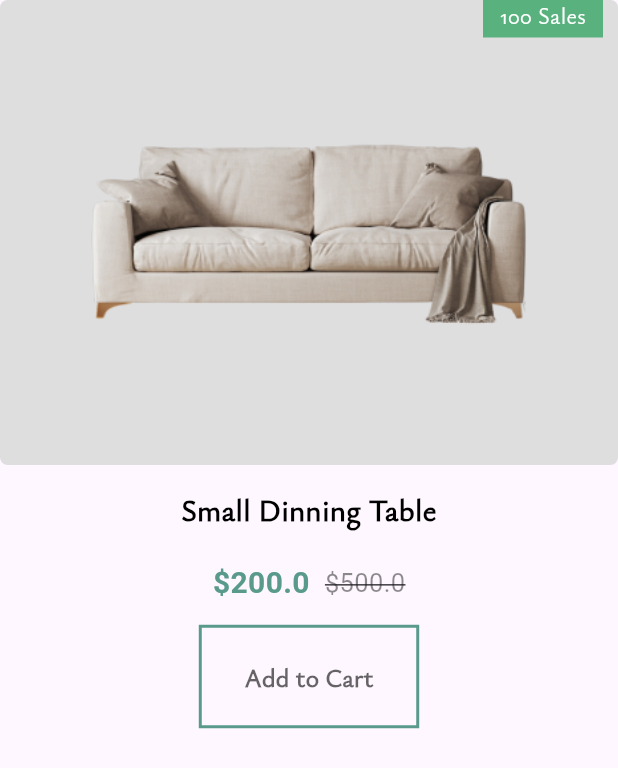
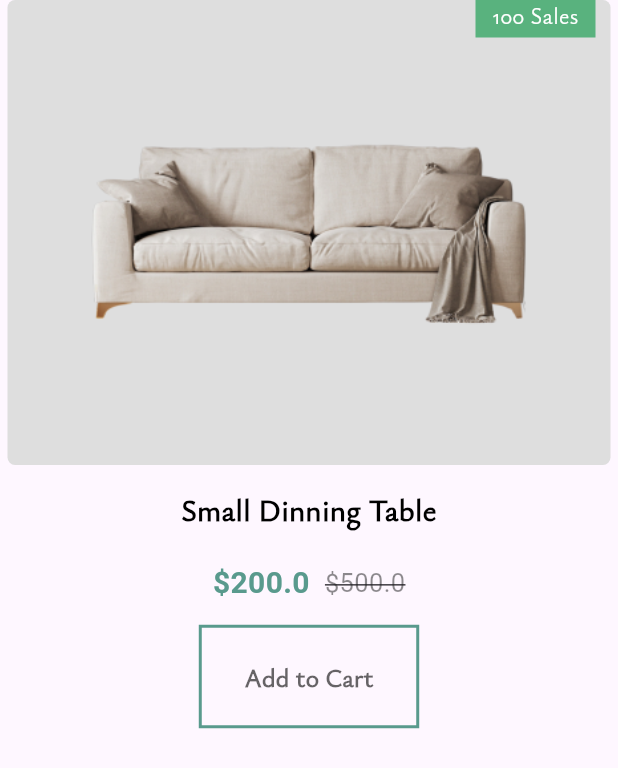
Before and after one commit to Darkzz01/Leafy, a Flutter app: the MenuBodyProduct widget shown alone on an empty page, opened directly, on a phone screen of 412 x 824 dp. Shown: the top 768 px of the screen. Run offline on Flutter 3.47's test engine with Material 2 defaults, Android fonts, the light colour scheme and no system bars; our stand-ins replace font_awesome_flutter; project files that could hold a hidden picture were left out.

Commit message:
body folder

```diff
--- a/lib/widgets/menu_body_product.dart
+++ b/lib/widgets/menu_body_product.dart
@@ -23,7 +23,7 @@ class _MenuBodyProductState extends State<MenuBodyProduct> {
   Widget build(BuildContext context) {
     return Expanded(
       child: Container(
-        margin: const EdgeInsets.symmetric(horizontal: 0),
+        margin: const EdgeInsets.symmetric(horizontal: 5),
         decoration: const BoxDecoration(
           color: Color.fromARGB(0, 173, 173, 173),
         ),
```
